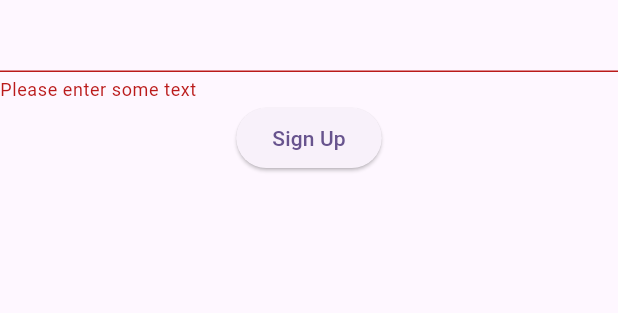
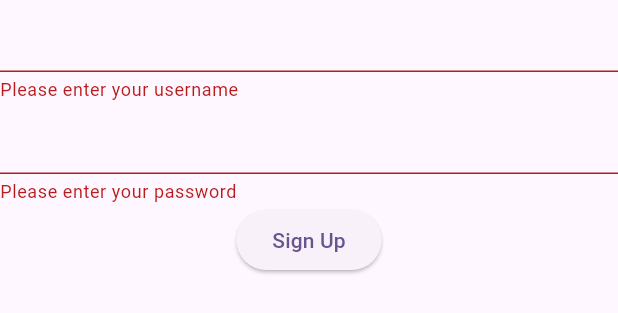
Before and after one commit to zz0-0/infs803_group7_frontend, a Flutter app: the SignUp widget shown alone on an empty page, opened directly, after a tap on "Sign Up", on a phone screen of 412 x 824 dp. Shown: the top 313 px of the screen. Run offline on Flutter 3.47's test engine with Material 3 defaults, Android fonts, the phone set to English and light mode, and no system bars; our stand-ins replace flutter_riverpod.

Commit message:
add few pages

```diff
--- a/lib/main.dart
+++ b/lib/main.dart
@@ -1,12 +1,14 @@
 import 'package:flutter/material.dart';
+import 'package:infs803_group7_frontend/src/feature/movie/presentation/screen/movie_list.dart';
 import 'package:infs803_group7_frontend/src/feature/user/presentation/screen/user_login.dart';
 
 void main() {
-  runApp(const MyApp());
+  runApp(MyApp());
 }
 
 class MyApp extends StatelessWidget {
-  const MyApp({super.key});
+  final bool loggedIn = true;
+  final index = 1;
 
   // This widget is the root of your application.
   @override
@@ -17,7 +19,7 @@ class MyApp extends StatelessWidget {
         colorScheme: ColorScheme.fromSeed(seedColor: Colors.deepPurple),
         useMaterial3: true,
       ),
-      home: UserLogin(),
+      home: loggedIn ? const MovieList() : const UserLogin(),
     );
   }
 }
--- a/lib/src/feature/user/presentation/widget/login.dart
+++ b/lib/src/feature/user/presentation/widget/login.dart
@@ -20,7 +20,16 @@ class _LoginState extends ConsumerState<Login> {
           TextFormField(
             validator: (value) {
               if (value == null || value.isEmpty) {
-                return 'Please enter some text';
+                return 'Please enter your username';
+              }
+              return null;
+            },
+          ),
+          TextFormField(
+            obscureText: true,
+            validator: (value) {
+              if (value == null || value.isEmpty) {
+                return 'Please enter your password';
               }
               return null;
             },
--- a/lib/src/feature/user/presentation/widget/signup.dart
+++ b/lib/src/feature/user/presentation/widget/signup.dart
@@ -20,7 +20,16 @@ class _SignUpState extends ConsumerState<SignUp> {
           TextFormField(
             validator: (value) {
               if (value == null || value.isEmpty) {
-                return 'Please enter some text';
+                return 'Please enter your username';
+              }
+              return null;
+            },
+          ),
+          TextFormField(
+            obscureText: true,
+            validator: (value) {
+              if (value == null || value.isEmpty) {
+                return 'Please enter your password';
               }
               return null;
             },
```
Also changed, not shown: lib/src/feature/movie/presentation/screen/movie_list.dart (+21 -0 lines), lib/src/feature/user/presentation/screen/user_list.dart (+16 -0 lines).
